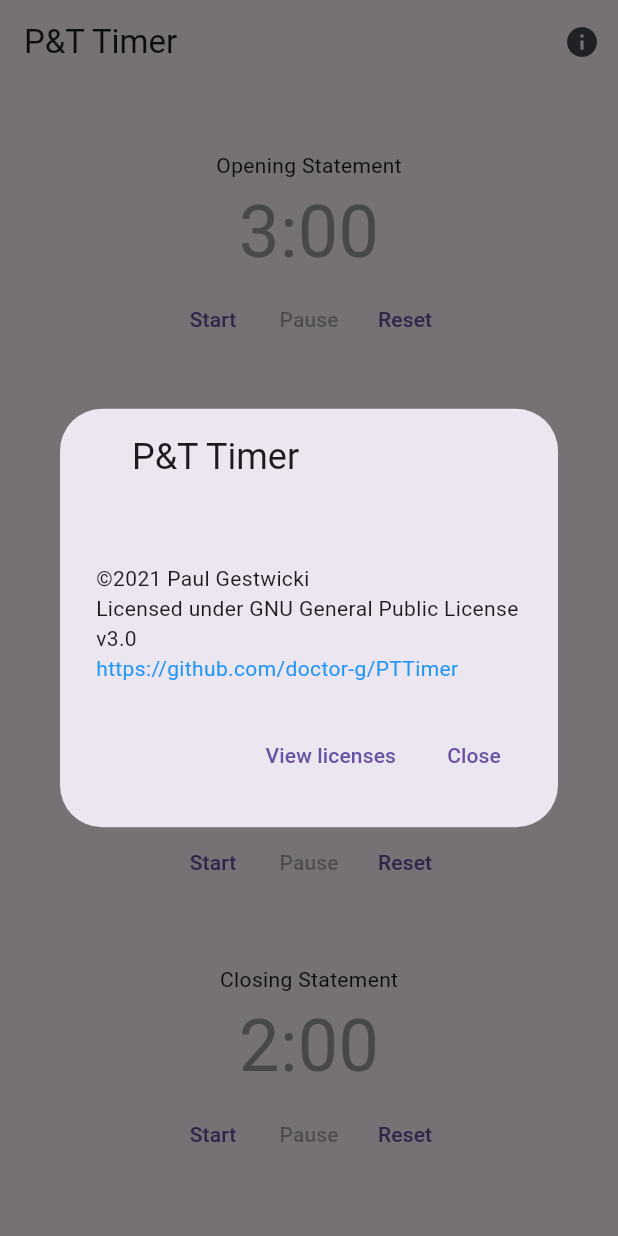
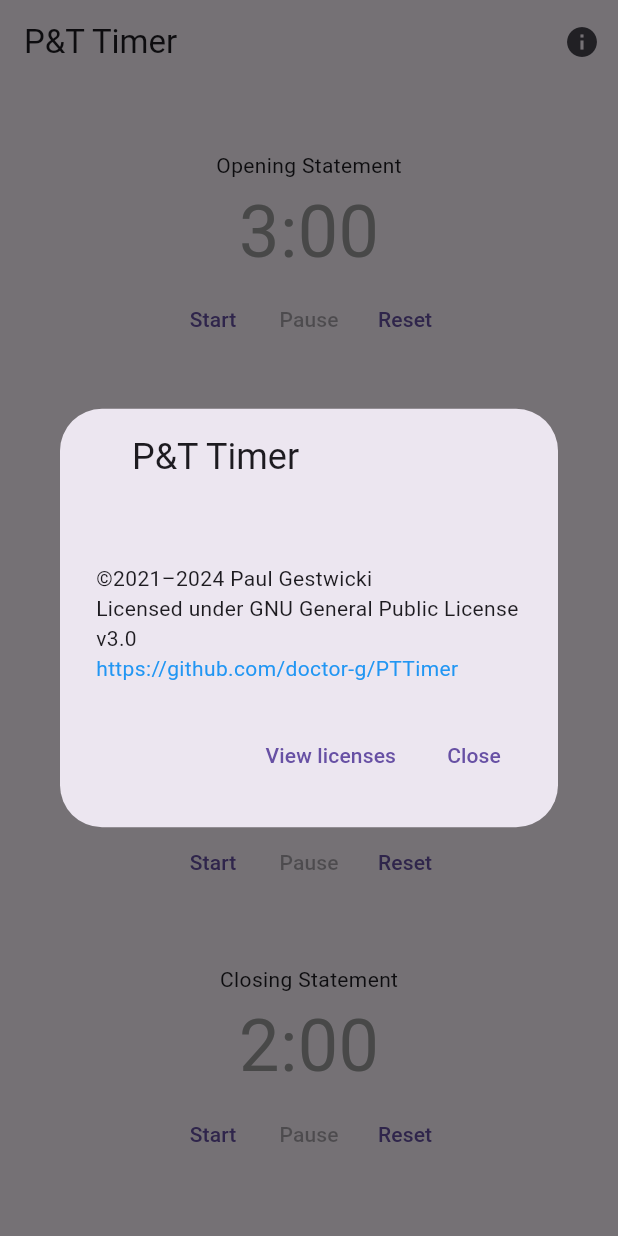
Before and after one commit to doctor-g/PTTimer, a Flutter app: the screen it shows after launch, after a tap on the "info" icon, on a phone screen of 412 x 824 dp. Run offline on Flutter 3.47's test engine with Material 3 defaults, Android fonts, the light colour scheme and no system bars; our stand-ins replace audioplayers.

Commit message:
Use current year for copyright information

```diff
--- a/lib/main.dart
+++ b/lib/main.dart
@@ -32,7 +32,7 @@ class PTTimer extends StatelessWidget {
                     context: context,
                     applicationName: 'P&T Timer',
                     children: [
-                      const Text('©2021 Paul Gestwicki'),
+                      Text('©2021–${DateTime.now().year} Paul Gestwicki'),
                       const Text(
                           'Licensed under GNU General Public License v3.0'),
                       Link(
```
Also changed, not shown: 1 other file.
